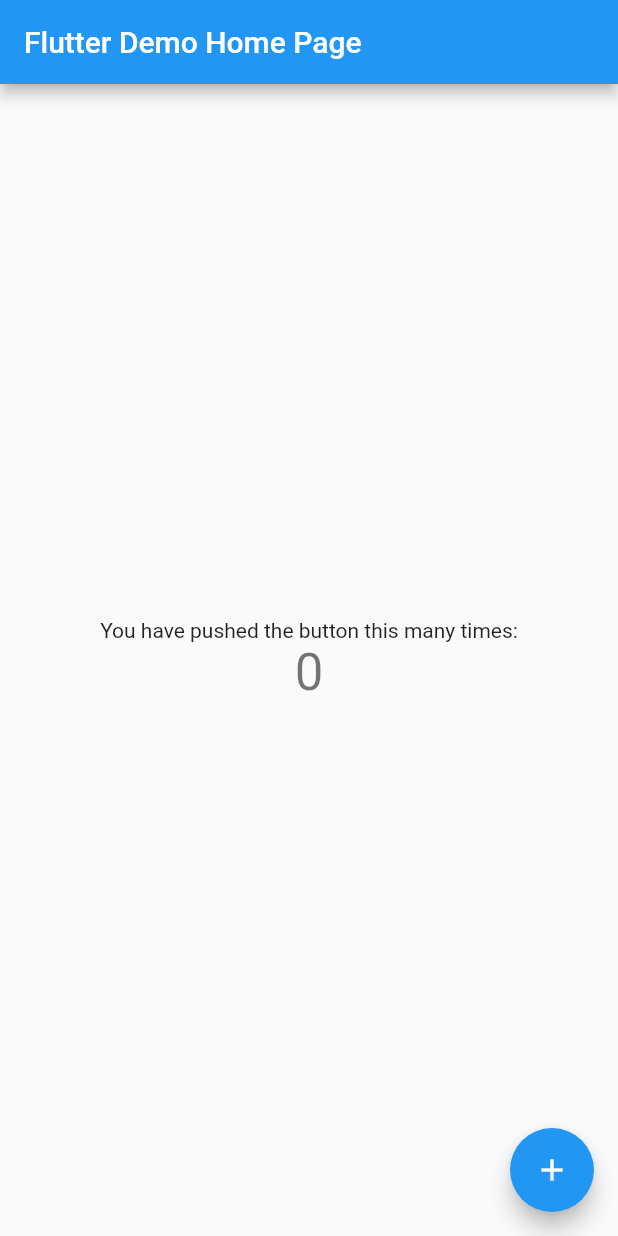
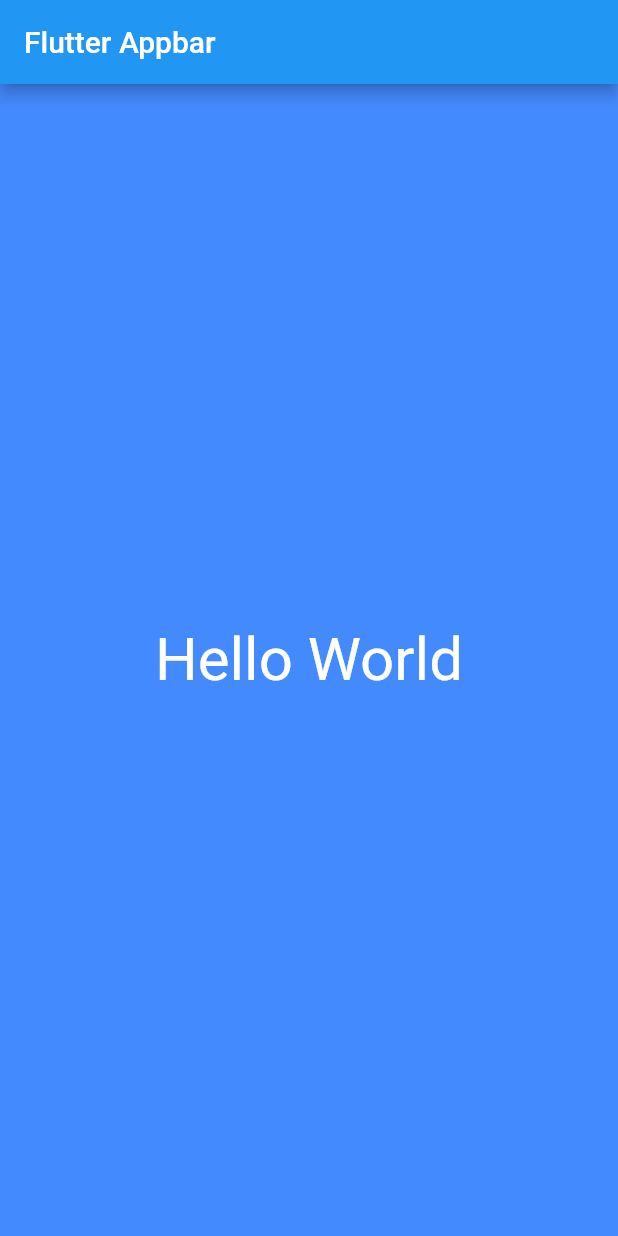
Before and after one commit to Sweng29/flutter_hello_world_app, a Flutter app: the screen it shows after launch, on a phone screen of 412 x 824 dp. Run offline on Flutter 3.47's test engine with Material 2 defaults, Android fonts, the phone set to English and light mode, and no system bars.

Commit message:
Introduction with Widgets in Flutter,Along with organizing code in classes and expression functions

```diff
--- a/flutter_apps/lib/main.dart
+++ b/flutter_apps/lib/main.dart
@@ -1,111 +1,27 @@
 import 'package:flutter/material.dart';
 
-void main() => runApp(MyApp());
+void main() => runApp(new FirstScreen());
 
-class MyApp extends StatelessWidget {
-  // This widget is the root of your application.
+class FirstScreen extends StatelessWidget {
   @override
   Widget build(BuildContext context) {
     return MaterialApp(
-      title: 'Flutter Demo',
-      theme: ThemeData(
-        // This is the theme of your application.
-        //
-        // Try running your application with "flutter run". You'll see the
-        // application has a blue toolbar. Then, without quitting the app, try
-        // changing the primarySwatch below to Colors.green and then invoke
-        // "hot reload" (press "r" in the console where you ran "flutter run",
-        // or simply save your changes to "hot reload" in a Flutter IDE).
-        // Notice that the counter didn't reset back to zero; the application
-        // is not restarted.
-        primarySwatch: Colors.blue,
+      title: "Getting Started with Flutter",
+      home: Scaffold(
+        appBar: AppBar(
+          title: Text("Flutter Appbar"),
+        ),
+        body: Material(
+          color: Colors.blueAccent,
+          child: Center(
+            child: Text(
+              "Hello World",
+              textDirection: TextDirection.ltr,
+              style: TextStyle(color: Colors.white, fontSize: 40.0),
+            ),
+          ),
+        ),
       ),
-      home: MyHomePage(title: 'Flutter Demo Home Page'),
     );
   }
 }
-
-class MyHomePage extends StatefulWidget {
-  MyHomePage({Key key, this.title}) : super(key: key);
-
-  // This widget is the home page of your application. It is stateful, meaning
-  // that it has a State object (defined below) that contains fields that affect
-  // how it looks.
-
-  // This class is the configuration for the state. It holds the values (in this
-  // case the title) provided by the parent (in this case the App widget) and
-  // used by the build method of the State. Fields in a Widget subclass are
-  // always marked "final".
-
-  final String title;
-
-  @override
-  _MyHomePageState createState() => _MyHomePageState();
-}
-
-class _MyHomePageState extends State<MyHomePage> {
-  int _counter = 0;
-
-  void _incrementCounter() {
-    setState(() {
-      // This call to setState tells the Flutter framework that something has
-      // changed in this State, which causes it to rerun the build method below
-      // so that the display can reflect the updated values. If we changed
-      // _counter without calling setState(), then the build method would not be
-      // called again, and so nothing would appear to happen.
-      _counter++;
-    });
-  }
-
-  @override
-  Widget build(BuildContext context) {
-    // This method is rerun every time setState is called, for instance as done
-    // by the _incrementCounter method above.
-    //
-    // The Flutter framework has been optimized to make rerunning build methods
-    // fast, so that you can just rebuild anything that needs updating rather
-    // than having to individually change instances of widgets.
-    return Scaffold(
-      appBar: AppBar(
-        // Here we take the value from the MyHomePage object that was created by
-        // the App.build method, and use it to set our appbar title.
-        title: Text(widget.title),
-      ),
-      body: Center(
-        // Center is a layout widget. It takes a single child and positions it
-        // in the middle of the parent.
-        child: Column(
-          // Column is also layout widget. It takes a list of children and
-          // arranges them vertically. By default, it sizes itself to fit its
-          // children horizontally, and tries to be as tall as its parent.
-          //
-          // Invoke "debug painting" (press "p" in the console, choose the
-          // "Toggle Debug Paint" action from the Flutter Inspector in Android
-          // Studio, or the "Toggle Debug Paint" command in Visual Studio Code)
-          // to see the wireframe for each widget.
-          //
-          // Column has various properties to control how it sizes itself and
-          // how it positions its children. Here we use mainAxisAlignment to
-          // center the children vertically; the main axis here is the vertical
-          // axis because Columns are vertical (the cross axis would be
-          // horizontal).
-          mainAxisAlignment: MainAxisAlignment.center,
-          children: <Widget>[
-            Text(
-              'You have pushed the button this many times:',
-            ),
-            Text(
-              '$_counter',
-              style: Theme.of(context).textTheme.display1,
-            ),
-          ],
-        ),
-      ),
-      floatingActionButton: FloatingActionButton(
-        onPressed: _incrementCounter,
-        tooltip: 'Increment',
-        child: Icon(Icons.add),
-      ), // This trailing comma makes auto-formatting nicer for build methods.
-    );
-  }
-}
```
